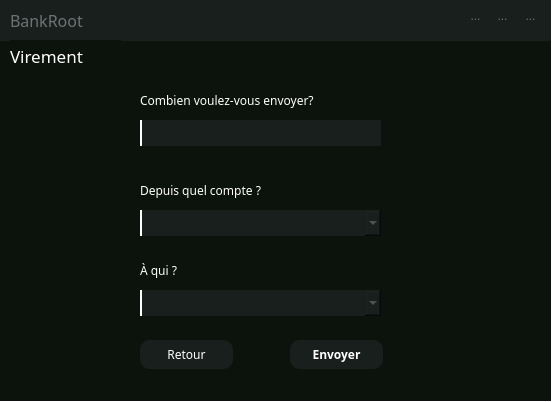
Qt form virement.ui (SparqueeZ/Bank-Root) before a commit.
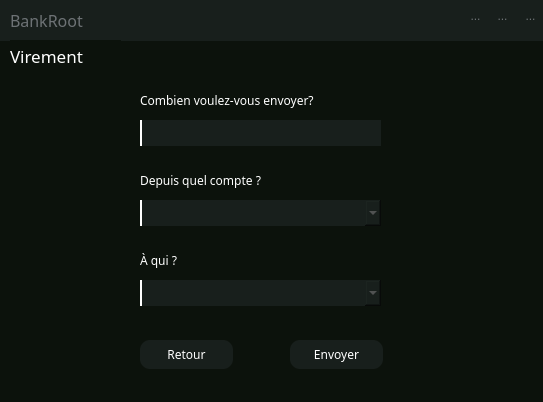
The same form after that commit. Icons and pictures are not drawn.

What changed in the file:
```diff
--- a/virement.ui
+++ b/virement.ui
@@ -6,7 +6,7 @@
    <rect>
     <x>0</x>
     <y>0</y>
-    <width>552</width>
+    <width>543</width>
     <height>402</height>
    </rect>
   </property>
@@ -22,7 +22,7 @@
      <x>0</x>
      <y>0</y>
      <width>551</width>
-     <height>401</height>
+     <height>411</height>
     </rect>
    </property>
    <property name="styleSheet">
@@ -82,8 +82,8 @@
     <property name="geometry">
      <rect>
       <x>140</x>
-      <y>180</y>
-      <width>141</width>
+      <y>170</y>
+      <width>171</width>
       <height>20</height>
      </rect>
     </property>
@@ -254,7 +254,7 @@
     <property name="geometry">
      <rect>
       <x>140</x>
-      <y>210</y>
+      <y>200</y>
       <width>241</width>
       <height>26</height>
      </rect>
@@ -273,7 +273,7 @@
     <property name="geometry">
      <rect>
       <x>140</x>
-      <y>290</y>
+      <y>280</y>
       <width>241</width>
       <height>26</height>
      </rect>
@@ -292,7 +292,7 @@
     <property name="geometry">
      <rect>
       <x>140</x>
-      <y>260</y>
+      <y>250</y>
       <width>81</width>
       <height>20</height>
      </rect>
@@ -322,8 +322,9 @@
    </property>
    <property name="font">
     <font>
-     <family>Montserrat</family>
-     <bold>true</bold>
+     <family>Montserrat Medium</family>
+     <italic>false</italic>
+     <bold>false</bold>
     </font>
    </property>
    <property name="styleSheet">
```
Left out of the diff: 5 changed lines with no effect on the pictures.
